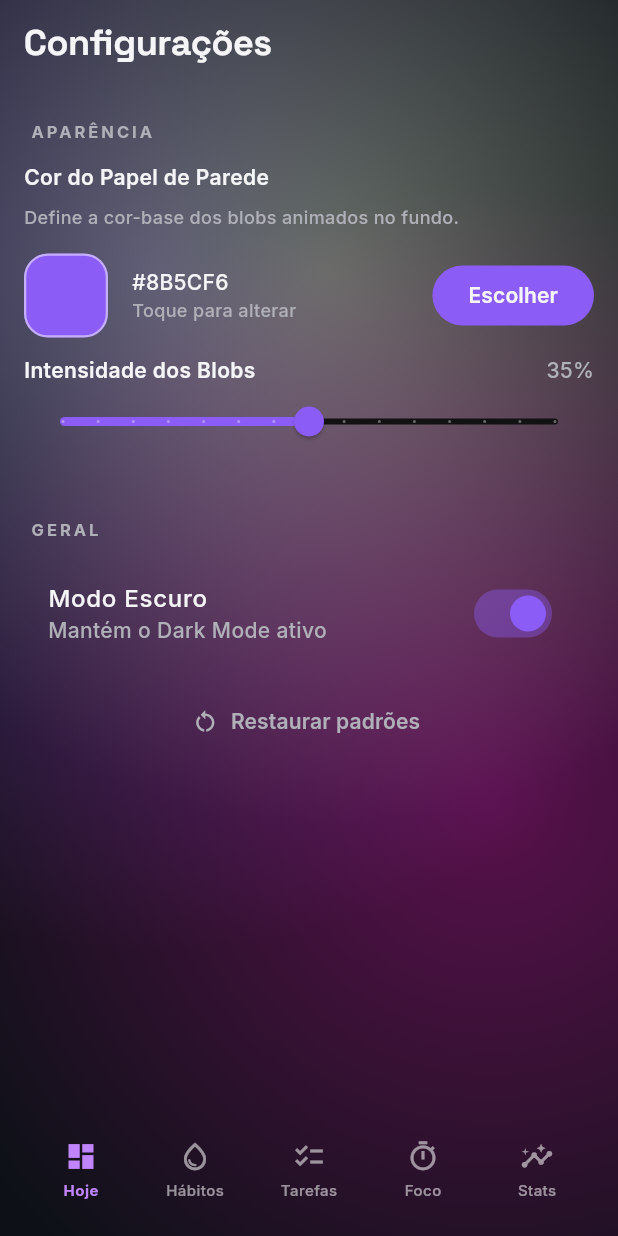
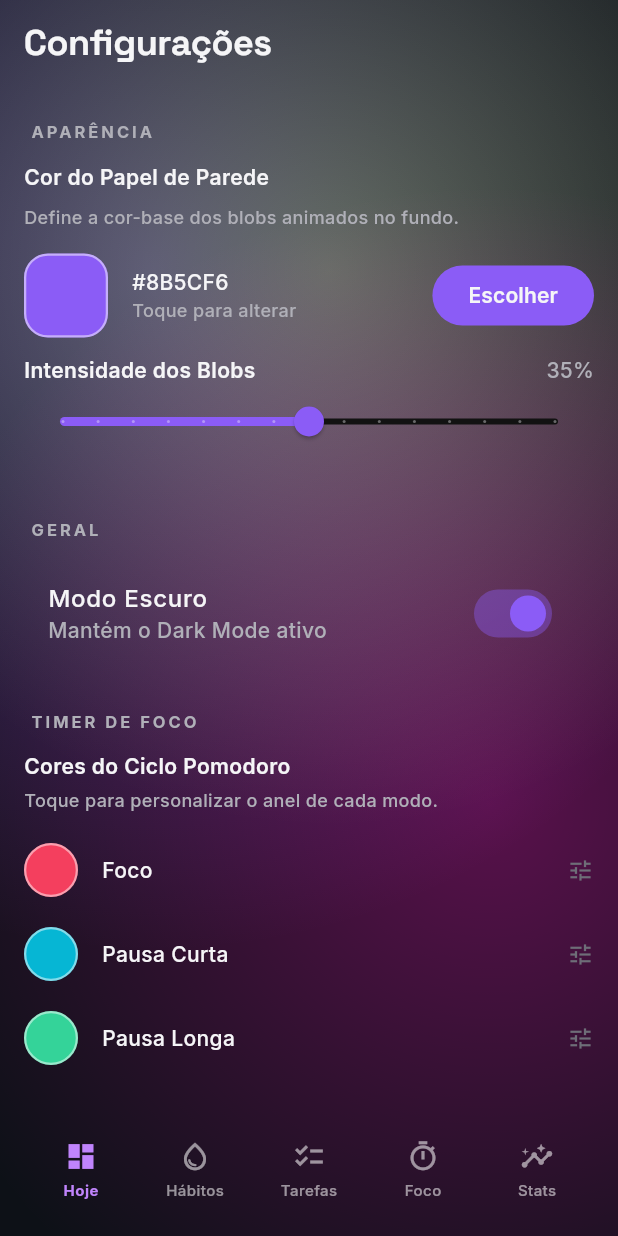
Before and after one commit to Rick-Henrique7/Daily-Flow, a Flutter app: the SettingsScreen screen opened by its route, on a phone screen of 412 x 824 dp. Run offline on Flutter 3.47's test engine with Material 3 defaults, Android fonts, the phone set to English and light mode, and no system bars; our stand-ins replace fl_chart, flutter_animate, flutter_riverpod, go_router, google_fonts, shared_preferences and 1 more; missing offline and left inert: flex_color_picker, liquid_glass_widgets; accounts and stored records are empty.

Commit message:
feat: hint branco, cores pomodoro personalizaveis, stats legiveis

```diff
--- a/gestao_pessoal/lib/core/widgets/glass_input_field.dart
+++ b/gestao_pessoal/lib/core/widgets/glass_input_field.dart
@@ -45,9 +45,10 @@ class GlassInputField extends StatelessWidget {
         cursorColor: AppColors.purpleFluidStart,
         decoration: InputDecoration(
           hintText: hintText,
-          hintStyle: TextStyle(
-            color: AppColors.textTertiary.withValues(alpha: 0.7),
+          hintStyle: const TextStyle(
+            color: AppColors.textSecondary,
             fontSize: 15,
+            fontWeight: FontWeight.w500,
           ),
           border: InputBorder.none,
           enabledBorder: InputBorder.none,
--- a/gestao_pessoal/lib/features/settings/presentation/settings_screen.dart
+++ b/gestao_pessoal/lib/features/settings/presentation/settings_screen.dart
@@ -30,6 +30,22 @@ class SettingsScreen extends ConsumerWidget {
       await ref
           .read(settingsProvider.notifier)
           .updateWallpaperSeed(_colorToHex(picked));
+    }
+  }
+
+  /// Abre o color picker genérico para qualquer campo que recebe HEX.
+  Future<void> _openColorPickerForField(
+    BuildContext context,
+    WidgetRef ref,
+    String currentHex,
+    Future<void> Function(String) onPicked,
+  ) async {
+    final picked = await showDialog<Color>(
+      context: context,
+      builder: (_) => _PickerDialog(initial: _hexToColor(currentHex)),
+    );
+    if (picked != null) {
+      await onPicked(_colorToHex(picked));
     }
   }
 
@@ -174,6 +190,64 @@ class SettingsScreen extends ConsumerWidget {
           ),
           const SizedBox(height: 12),
 
+          const _SectionHeader('Timer de Foco'),
+          LiquidGlassCard(
+            child: Column(
+              crossAxisAlignment: CrossAxisAlignment.start,
+              children: [
+                const Text(
+                  'Cores do Ciclo Pomodoro',
+                  style: TextStyle(
+                    fontWeight: FontWeight.w600,
+                    color: AppColors.textPrimary,
+                  ),
+                ),
+                const SizedBox(height: 4),
+                const Text(
+                  'Toque para personalizar o anel de cada modo.',
+                  style: TextStyle(
+                    color: AppColors.textSecondary,
+                    fontSize: 12,
+                  ),
+                ),
+                const SizedBox(height: 16),
+                _ColorRow(
+                  label: 'Foco',
+                  color: settings.pomodoroFocusColor,
+                  onTap: () => _openColorPickerForField(
+                    context,
+                    ref,
+                    settings.pomodoroFocusColor,
+                    notifier.updatePomodoroFocusColor,
+                  ),
+                ),
+                const SizedBox(height: 12),
+                _ColorRow(
+                  label: 'Pausa Curta',
+                  color: settings.pomodoroShortBreakColor,
+                  onTap: () => _openColorPickerForField(
+                    context,
+                    ref,
+                    settings.pomodoroShortBreakColor,
+                    notifier.updatePomodoroShortBreakColor,
+                  ),
+                ),
+                const SizedBox(height: 12),
+                _ColorRow(
+                  label: 'Pausa Longa',
+                  color: settings.pomodoroLongBreakColor,
+                  onTap: () => _openColorPickerForField(
+                    context,
+                    ref,
+                    settings.pomodoroLongBreakColor,
+                    notifier.updatePomodoroLongBreakColor,
+                  ),
+                ),
+              ],
+            ),
+          ),
+          const SizedBox(height: 24),
+
           // Reset
           Center(
             child: TextButton.icon(
@@ -196,6 +270,60 @@ class SettingsScreen extends ConsumerWidget {
           ),
         ],
       ),
+      ),
+    );
+  }
+}
+
+class _ColorRow extends StatelessWidget {
+  const _ColorRow({
+    required this.label,
+    required this.color,
+    required this.onTap,
+  });
+  final String label;
+  final String color;
+  final VoidCallback onTap;
+
+  Color _hexToColor(String hex) {
+    final clean = hex.replaceAll('#', '');
+    return Color(int.parse('FF$clean', radix: 16));
+  }
+
+  @override
+  Widget build(BuildContext context) {
+    return InkWell(
+      borderRadius: BorderRadius.circular(12),
+      onTap: onTap,
+      child: Padding(
+        padding: const EdgeInsets.symmetric(vertical: 4),
+        child: Row(
+          children: [
+            Container(
+              width: 36,
+              height: 36,
+              decoration: BoxDecoration(
+                color: _hexToColor(color),
+                borderRadius: BorderRadius.circular(18),
+                border: Border.all(
+                  color: AppColors.glassBorder,
+                  width: 1.5,
+                ),
+              ),
+            ),
+            const SizedBox(width: 16),
+            Expanded(
+              child: Text(
+                label,
+                style: const TextStyle(
+                  color: AppColors.textPrimary,
+                  fontWeight: FontWeight.w500,
+                ),
+              ),
+            ),
+            const Icon(Icons.tune, color: AppColors.textTertiary, size: 18),
+          ],
+        ),
       ),
     );
   }
```
Also changed, not shown: gestao_pessoal/lib/features/pomodoro/presentation/pomodoro_timer_view.dart (+25 -11 lines), gestao_pessoal/lib/features/settings/data/settings_controller.dart (+15 -0 lines), gestao_pessoal/lib/features/settings/domain/app_settings.dart (+32 -0 lines), gestao_pessoal/lib/features/stats/presentation/stats_screen.dart (+15 -3 lines).
